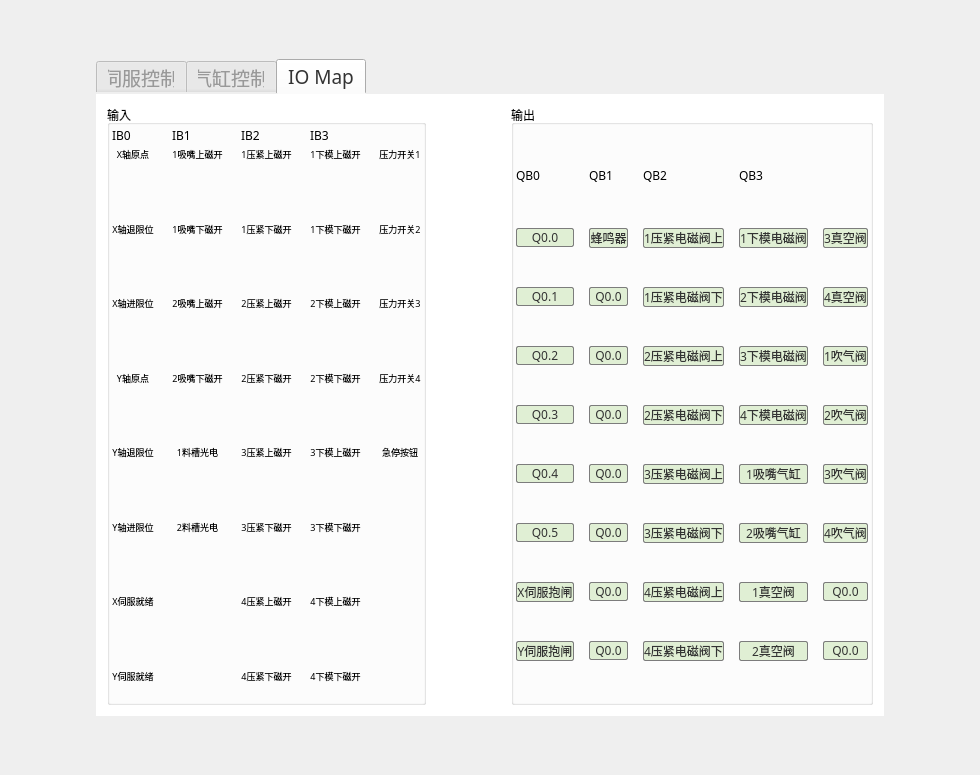
Before: the Qt Designer form weina/weina/debugwidget.ui in jeedyang/weina, drawn with Qt 5.
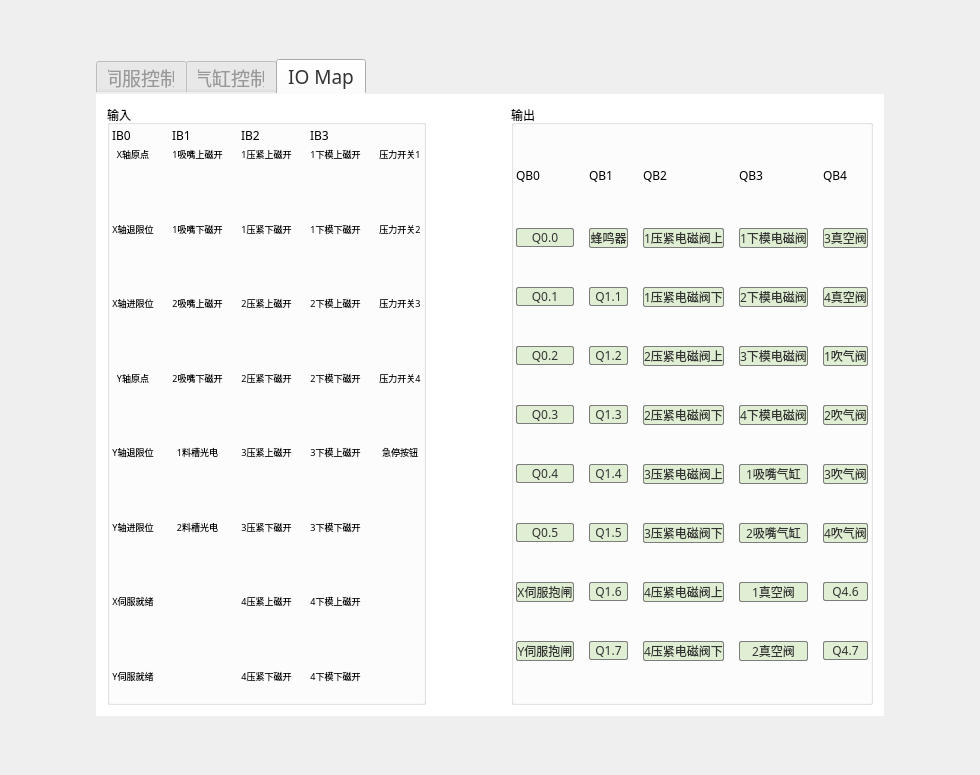
After: the same form once the commit is applied. Icons and pictures are not drawn.

```diff
--- a/weina/weina/debugwidget.ui
+++ b/weina/weina/debugwidget.ui
@@ -1726,7 +1726,7 @@
                 <string notr="true"/>
                </property>
                <property name="text">
-                <string>Q0.0</string>
+                <string>Q1.4</string>
                </property>
                <property name="checkable">
                 <bool>true</bool>
@@ -1900,7 +1900,7 @@
                 <string notr="true"/>
                </property>
                <property name="text">
-                <string>Q0.0</string>
+                <string>Q1.6</string>
                </property>
                <property name="checkable">
                 <bool>true</bool>
@@ -1992,7 +1992,7 @@
                 <string notr="true"/>
                </property>
                <property name="text">
-                <string>Q0.0</string>
+                <string>Q1.1</string>
                </property>
                <property name="checkable">
                 <bool>true</bool>
@@ -2141,7 +2141,7 @@
                 <string notr="true"/>
                </property>
                <property name="text">
-                <string>Q0.0</string>
+                <string>Q1.3</string>
                </property>
                <property name="checkable">
                 <bool>true</bool>
@@ -2252,7 +2252,7 @@
                 <string notr="true"/>
                </property>
                <property name="text">
-                <string>Q0.0</string>
+                <string>Q1.5</string>
                </property>
                <property name="checkable">
                 <bool>true</bool>
@@ -2271,7 +2271,7 @@
                 <string notr="true"/>
                </property>
                <property name="text">
-                <string>Q0.0</string>
+                <string>Q1.2</string>
                </property>
                <property name="checkable">
                 <bool>true</bool>
@@ -2347,7 +2347,7 @@
                 <string notr="true"/>
                </property>
                <property name="text">
-                <string>Q0.0</string>
+                <string>Q1.7</string>
                </property>
                <property name="checkable">
                 <bool>true</bool>
@@ -2480,7 +2480,7 @@
                 <string notr="true"/>
                </property>
                <property name="text">
-                <string>Q0.0</string>
+                <string>Q4.6</string>
                </property>
                <property name="checkable">
                 <bool>true</bool>
@@ -2499,13 +2499,29 @@
                 <string notr="true"/>
                </property>
                <property name="text">
-                <string>Q0.0</string>
+                <string>Q4.7</string>
                </property>
                <property name="checkable">
                 <bool>true</bool>
                </property>
               </widget>
              </item>
+             <item row="0" column="4">
+              <widget class="QLabel" name="label_95">
+               <property name="font">
+                <font>
+                 <family>微软雅黑</family>
+                 <pointsize>9</pointsize>
+                </font>
+               </property>
+               <property name="text">
+                <string>QB4</string>
+               </property>
+               <property name="alignment">
+                <set>Qt::AlignLeading|Qt::AlignLeft|Qt::AlignVCenter</set>
+               </property>
+              </widget>
+             </item>
             </layout>
            </widget>
           </item>
```
